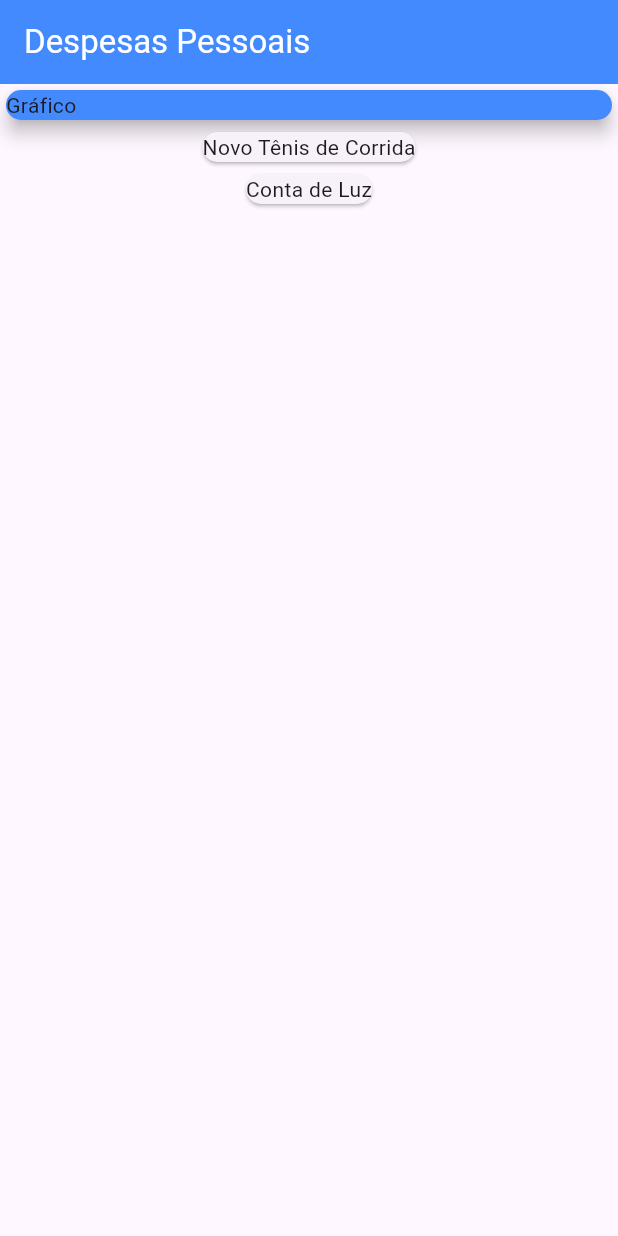
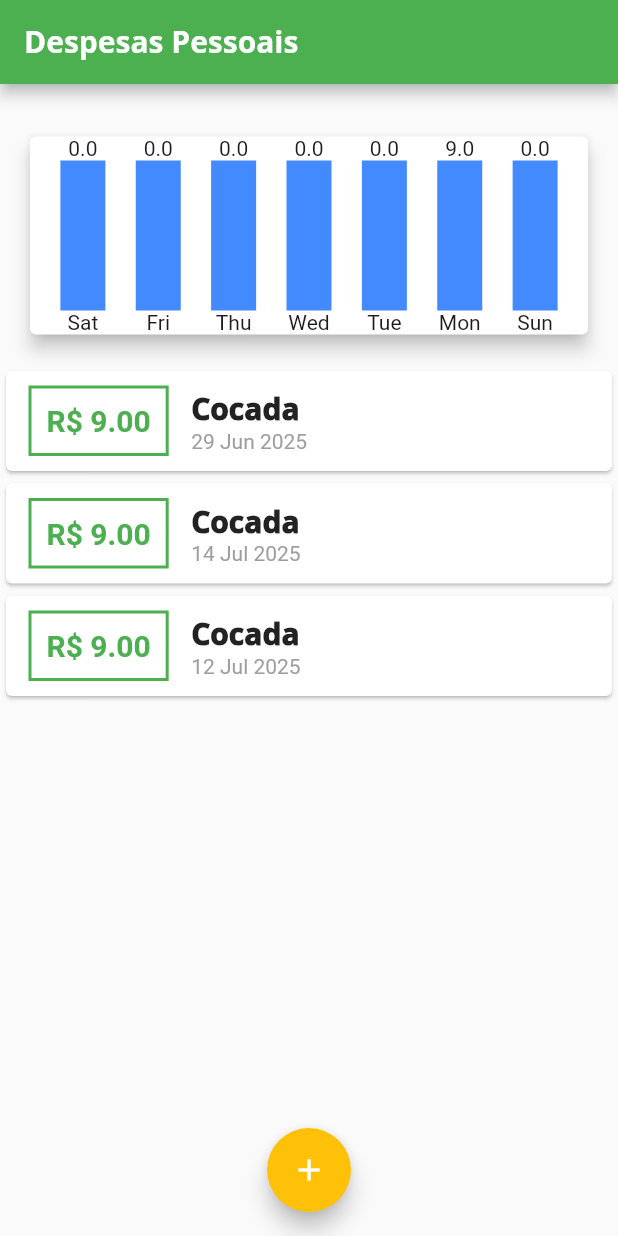
Before and after one commit to ErlonMurilo/app_despesas, a Flutter app: the screen it shows after launch, on a phone screen of 412 x 824 dp. Run offline on Flutter 3.47's test engine with Material 3 defaults, Android fonts, the phone set to English and light mode, and no system bars.

Commit message:
cadastro_de_despesas

```diff
--- /dev/null
+++ b/lib/components/chart.dart
@@ -0,0 +1,57 @@
+import 'package:app_despesas/models/transaction.dart';
+import 'package:flutter/material.dart';
+import 'package:intl/intl.dart';
+
+class Chart extends StatefulWidget {
+  final List<Transaction> recentTransaction;
+
+  const Chart(this.recentTransaction, {super.key});
+
+  @override
+  State<Chart> createState() => _ChartState();
+}
+
+class _ChartState extends State<Chart> {
+  List<Map<String, Object>> get groupedTransactions {
+    return List.generate(7, (index) {
+      final weekDay = DateTime.now().subtract(Duration(days: index));
+
+      double value = 0;
+
+      for (Transaction transation in widget.recentTransaction) {
+        if (transation.date.isAfter(DateTime.now().subtract(const Duration(days: 7)))) {
+          if (DateFormat.E().format(transation.date) ==
+              DateFormat.E().format(weekDay)) {
+            value += transation.value;
+          }
+        }
+      }
+
+      return {'day': DateFormat.E().format(weekDay), 'value': value};
+    });
+  }
+
+  @override
+  Widget build(BuildContext context) {
+    print(groupedTransactions);
+
+    return Card(
+        elevation: 5,
+        margin: const EdgeInsets.all(20),
+        child: Row(
+            mainAxisAlignment: MainAxisAlignment.spaceEvenly,
+            children: List.generate(groupedTransactions.length, (index) {
+              return Column(
+                children: [
+                  Text('${groupedTransactions[index]['value']}'),
+                  Container(
+                    color: Colors.blueAccent,
+                    width: 30,
+                    height: 100,
+                  ),
+                  Text('${groupedTransactions[index]['day']}')
+                ],
+              );
+            })));
+  }
+}
--- /dev/null
+++ b/lib/components/transaction_form.dart
@@ -0,0 +1,72 @@
+import 'package:flutter/material.dart';
+
+class TransactionForm extends StatefulWidget {
+  final void Function(String, double) onSubmit;
+
+  const TransactionForm(this.onSubmit, {super.key});
+
+  @override
+  State<TransactionForm> createState() => _TransactionFormState();
+}
+
+class _TransactionFormState extends State<TransactionForm> {
+  final titleController = TextEditingController();
+
+  final valueController = TextEditingController();
+
+  _onSubmit() {
+    final title = titleController.text;
+    final value = double.tryParse(valueController.text) ?? 0;
+
+    if (title.isEmpty || value <= 0) {
+      return;
+    }
+
+    widget.onSubmit(title, value);
+  }
+
+  @override
+  Widget build(BuildContext context) {
+    return Card(
+      elevation: 5,
+      child: Padding(
+        padding: const EdgeInsets.all(10.0),
+        child: Column(
+          children: [
+            TextField(
+              onSubmitted: (value) {
+                _onSubmit();
+              },
+              controller: titleController,
+              decoration: const InputDecoration(labelText: 'Título'),
+            ),
+            TextField(
+              keyboardType:
+                  const TextInputType.numberWithOptions(decimal: true),
+              onSubmitted: (value) {
+                _onSubmit();
+              },
+              controller: valueController,
+              decoration: const InputDecoration(labelText: 'Valor (R\$)'),
+            ),
+            Row(
+              mainAxisAlignment: MainAxisAlignment.end,
+              children: [
+                TextButton(
+                  onPressed: () {
+                   _onSubmit();
+                  },
+                  child: Text('Nova transação',
+                      style: TextStyle(
+                          color: Theme.of(context).colorScheme.primary,
+                          fontSize: 20,
+                          fontWeight: FontWeight.bold)),
+                ),
+              ],
+            )
+          ],
+        ),
+      ),
+    );
+  }
+}
--- /dev/null
+++ b/lib/components/transaction_list.dart
@@ -0,0 +1,63 @@
+import 'package:app_despesas/models/transaction.dart';
+import 'package:flutter/material.dart';
+import 'package:intl/intl.dart';
+
+class TransactionList extends StatelessWidget {
+  final List<Transaction> transactions;
+
+  const TransactionList(this.transactions, {super.key});
+
+  @override
+  Widget build(BuildContext context) {
+    return SizedBox(
+      height: 300,
+      child: transactions.isEmpty
+          ? Column(children: [
+              Text(
+                'Nenhuma transação encontrada',
+                style: Theme.of(context).textTheme.titleLarge,
+              ),
+              const Spacer(),
+              Image.asset('assets/images/waiting.png', height: 200)
+
+            ])
+          : ListView.builder(
+              itemCount: transactions.length,
+              itemBuilder: (context, index) {
+                final tr = transactions[index];
+                return Card(
+                    child: Row(
+                  children: [
+                    Container(
+                      margin: const EdgeInsets.symmetric(
+                          horizontal: 15, vertical: 10),
+                      padding: const EdgeInsets.all(10),
+                      decoration: BoxDecoration(
+                          border: Border.all(
+                              width: 2,
+                              color: Theme.of(context).colorScheme.primary)),
+                      child: Text('R\$ ${tr.value.toStringAsFixed(2)}',
+                          style: TextStyle(
+                              color: Theme.of(context).colorScheme.primary,
+                              fontSize: 20,
+                              fontWeight: FontWeight.bold)),
+                    ),
+                    Column(
+                      crossAxisAlignment: CrossAxisAlignment.start,
+                      children: [
+                        Text(tr.title,
+                            style: Theme.of(context).textTheme.titleLarge
+                            ),
+                        Text(
+                          DateFormat('dd MMM yyyy').format(tr.date),
+                          style: const TextStyle(color: Colors.grey),
+                        )
+                      ],
+                    )
+                  ],
+                ));
+              },
+            ),
+    );
+  }
+}
--- a/lib/main.dart
+++ b/lib/main.dart
@@ -1,5 +1,12 @@
-import 'package:app_despesas/models/transaction.dart';
+import 'dart:math';
+
+import 'package:app_despesas/components/chart.dart';
+import 'package:app_despesas/components/transaction_form.dart';
+import 'package:app_despesas/components/transaction_list.dart';
+
 import 'package:flutter/material.dart';
+
+import 'models/transaction.dart';
 
 void main(List<String> args) {
   runApp(const ExpensesApp());
@@ -11,47 +18,103 @@ class ExpensesApp extends StatelessWidget {
   @override
   Widget build(BuildContext context) {
     return MaterialApp(
-      home: MyHomePage(),
-    );
+        home: const MyHomePage(),
+        theme: ThemeData(
+          useMaterial3: false,
+          fontFamily: 'Quicksand',
+          textTheme: ThemeData.light().textTheme.copyWith(
+              titleLarge: const TextStyle(
+                  fontFamily: 'OpenSans',
+                  fontSize: 20,
+                  fontWeight: FontWeight.w900)),
+          appBarTheme: const AppBarTheme(
+            titleTextStyle: TextStyle(
+                fontFamily: 'OpenSans',
+                fontSize: 20,
+                fontWeight: FontWeight.w700),
+            backgroundColor: Colors.green,
+            foregroundColor: Colors.white,
+          ),
+          colorScheme: ColorScheme.fromSeed(
+            seedColor: Colors.amber,
+            primary: Colors.green,
+            secondary: Colors.amber,
+          ),
+        ));
   }
 }
 
-class MyHomePage extends StatelessWidget {
-   MyHomePage({super.key});
+class MyHomePage extends StatefulWidget {
+  const MyHomePage({super.key});
 
-  final _transactions = [Transaction(
-    id: 't1', title: 'Novo Tênis de Corrida', value: 310.76, date: DateTime.now()
+  @override
+  State<MyHomePage> createState() => _MyHomePageState();
+}
+
+class _MyHomePageState extends State<MyHomePage> {
+  final List<Transaction> _transactions = [
+    Transaction(
+        id: Random().nextDouble().toString(),
+        title: 'Cocada',
+        value: 9,
+        date: DateTime.now().subtract(Duration(days: 20)),
       ),
       Transaction(
-    id: 't2', title: 'Conta de Luz', value: 211.30, date: DateTime.now()
-  )];
+        id: Random().nextDouble().toString(),
+        title: 'Cocada',
+        value: 9,
+        date: DateTime.now().subtract(Duration(days: 5)),
+      ),
+      Transaction(
+        id: Random().nextDouble().toString(),
+        title: 'Cocada',
+        value: 9,
+        date: DateTime.now().subtract(Duration(days: 7)),
+      ),
+  ];
+
+  _addTransaction(String title, double value) {
+    setState(() {
+      _transactions.add(Transaction(
+        id: Random().nextDouble().toString(),
+        title: title,
+        value: value,
+        date: DateTime.now(),
+      ));
+    });
+
+    Navigator.of(context).pop;
+  }
 
   @override
   Widget build(BuildContext context) {
     return Scaffold(
       appBar: AppBar(
-          backgroundColor: Colors.blueAccent,
+        backgroundColor: Theme.of(context).colorScheme.primary,
         title: const Text(
           'Despesas Pessoais',
-            style: TextStyle(color: Colors.white),
         ),
       ),
-        body: Column(
-          crossAxisAlignment: CrossAxisAlignment.stretch,
-          children: [
-            const Card(
-              elevation: 5,
-              color: Colors.blueAccent,
-              child: Text('Gráfico'),
+      body: Padding(
+        padding: const EdgeInsets.symmetric(vertical: 15),
+        child:
+            Column(crossAxisAlignment: CrossAxisAlignment.stretch, children: [
+          Chart(_transactions),
+          TransactionList(_transactions),
+        ]),
       ),
-            Column(
-              children: _transactions.map((tr){
-                return Card(
-                  child: Text(tr.title),
+      floatingActionButton: FloatingActionButton(
+        onPressed: () {
+          showModalBottomSheet(
+            context: context,
+            builder: (_) {
+              return TransactionForm(_addTransaction);
+            },
           );
-              }).toList(),
-            )
-          ],
-        ));
+        },
+        child: const Icon(Icons.add),
+      ),
+      floatingActionButtonLocation: FloatingActionButtonLocation.centerFloat,
+    );
   }
 }
```
Also changed, not shown: pubspec.yaml (+14 -14 lines), assets/fonts/OpenSans-Bold.ttf (added), assets/fonts/OpenSans-Regular.ttf (added), assets/fonts/Quicksand-Bold.ttf (added), assets/fonts/Quicksand-Light.ttf (added), assets/fonts/Quicksand-Medium.ttf (added), assets/fonts/Quicksand-Regular.ttf (added), assets/images/waiting.png (added), pubspec.lock. Lines whose indentation alone changed are shown as unchanged.
